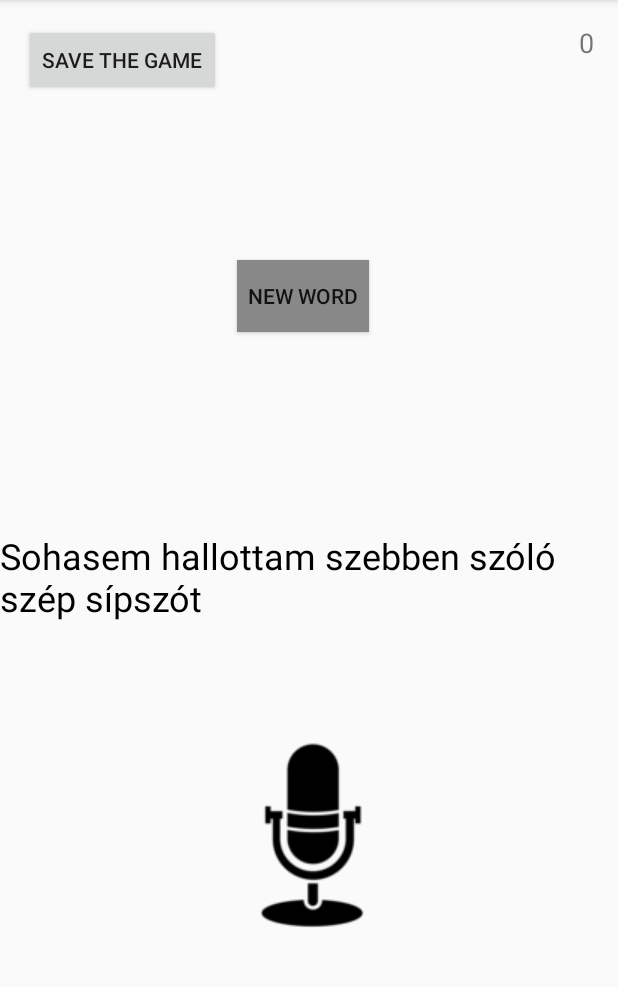
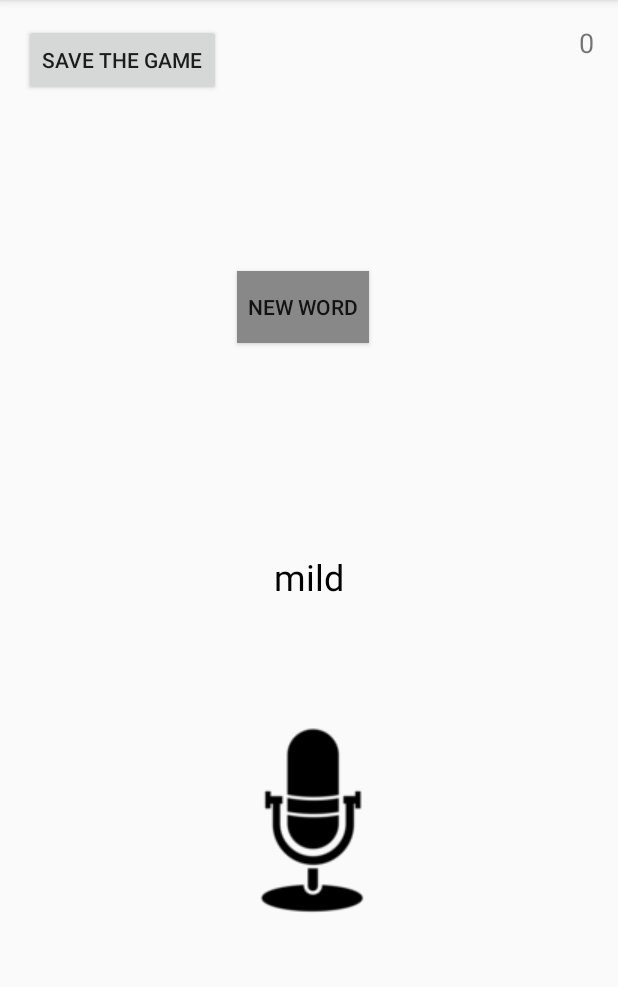
Before and after one commit to Beck-berry/Mobil-alkalmazasfejlesztes, an Android app: the SinglePlayerGame screen opened directly, with no data from a screen before it, on a phone screen of 412 x 824 dp, the part 84-1071 px from its top. Run offline under Robolectric (Android 15) with nearby library versions, the phone set to English and light mode, and no system bars.

Commit message:
nyelvvalasztas es stringek

```diff
--- a/app/src/main/java/hu/first/saytheword/SinglePlayerGame.java
+++ b/app/src/main/java/hu/first/saytheword/SinglePlayerGame.java
@@ -29,6 +29,7 @@ import java.util.Random;
  *  https://www.techjini.com/blog/android-speech-to-text-tutorial-part1/
  *  https://androidforums.com/threads/on-press-and-hold.421554/
  *  https://stackoverflow.com/questions/7973023/what-is-the-list-of-supported-languages-locales-on-android
+ *  https://www.truiton.com/2014/06/android-speech-recognition-without-dialog-custom-activity/
  */
 
 public class SinglePlayerGame extends AppCompatActivity implements RecognitionListener {
@@ -38,7 +39,6 @@ public class SinglePlayerGame extends AppCompatActivity implements RecognitionLi
     private ImageButton listenBtn;
     private String[] words;
     private ArrayList<CharSequence> usedWords = new ArrayList<>();
-    private static final int RESULT_SPEECH = 3000;
     private static final int REQUEST_RECORD_PERMISSION = 100;
     private SpeechRecognizer sr = null;
     private Intent intent = null;
@@ -104,22 +104,15 @@ public class SinglePlayerGame extends AppCompatActivity implements RecognitionLi
         intent.putExtra(RecognizerIntent.EXTRA_LANGUAGE_MODEL, RecognizerIntent.LANGUAGE_MODEL_FREE_FORM);
         intent.putExtra(RecognizerIntent.EXTRA_PROMPT, mSzo.getText());
         intent.putExtra(RecognizerIntent.EXTRA_MAX_RESULTS, 1);
+        ActivityCompat.requestPermissions(SinglePlayerGame.this,
+                new String[]{Manifest.permission.RECORD_AUDIO},
+                REQUEST_RECORD_PERMISSION);
 
         listenBtn.setOnTouchListener(new View.OnTouchListener() {
             public boolean onTouch(View v, MotionEvent event) {
                 if(event.getAction() == android.view.MotionEvent.ACTION_DOWN) {
                     listenBtn.setBackgroundColor(Color.GREEN);
 
-                    //sr.startListening(intent);
-                    ActivityCompat.requestPermissions(SinglePlayerGame.this,
-                        new String[]{Manifest.permission.RECORD_AUDIO},
-                        REQUEST_RECORD_PERMISSION);
-
-                    /*try {
-                        startActivityForResult(intent, RESULT_SPEECH);
-                    } catch (ActivityNotFoundException a) {
-                        Toast.makeText(getApplicationContext(),"HIBA",Toast.LENGTH_SHORT).show();
-                    }*/
                 } else if(event.getAction() == android.view.MotionEvent.ACTION_UP){
                     listenBtn.setBackgroundColor(Color.TRANSPARENT);
                     sr.stopListening();
@@ -128,33 +121,6 @@ public class SinglePlayerGame extends AppCompatActivity implements RecognitionLi
             }
         });
     }
-
-    /*
-     * A hangfelismeres eredmenyet osszeveti az elvart valasszal.
-     * @param requestCode
-     * @param resultCode
-     * @param data
-
-    @Override
-    protected void onActivityResult(int requestCode, int resultCode, Intent data) {
-        super.onActivityResult(requestCode, resultCode, data);
-
-        String mAnswer;
-
-        if (requestCode == RESULT_SPEECH) {
-            if (resultCode == RESULT_OK) {
-                List<String> results = data.getStringArrayListExtra(RecognizerIntent.EXTRA_RESULTS);
-                mAnswer = results.get(0);
-                if (mAnswer.toLowerCase().equals(mSzo.getText().toString().toLowerCase())){
-                    setPlayerWasRight();
-                    int tmp = Integer.parseInt(mPoints.getText().toString())+1;
-                    mPoints.setText(String.valueOf(tmp));
-                } else {
-                    setPlayerWasWrong();
-                }
-            }
-        }
-    }*/
 
     @Override
     public void onRequestPermissionsResult(int requestCode, @NonNull String[] permissions, @NonNull int[] grantResults) {
@@ -234,6 +200,10 @@ public class SinglePlayerGame extends AppCompatActivity implements RecognitionLi
     public void onError(int error) {
     }
 
+    /**
+     * A hangfelismeres eredmenyet osszeveti az elvart valasszal.
+     * @param results
+     */
     @Override
     public void onResults(Bundle results) {
         ArrayList<String> speech = results.getStringArrayList(SpeechRecognizer.RESULTS_RECOGNITION);
--- a/app/src/main/res/values/strings.xml
+++ b/app/src/main/res/values/strings.xml
@@ -15,26 +15,15 @@
     <string name="saveButton">Save the Game</string>
     <string name="sendButton">Send</string>
     <string name="noConnTitle">No Internet connection</string>
-    <string name="noConnDesc">You should connect to the Wi-Fi or to the </string>
+    <string name="noConnDesc">You should connect to the Network.</string>
     <string-array name="words">
-        <!-- https://www.szeretlekmagyarorszag.hu/30-magyar-nyelvtoro-amibe-mi-is-belegabalyodtunk/ -->
-        <item>kiskutyák</item>
-        <item>kész az app</item>
-        <item>működik e</item>
-        <item>teszt</item>
-        <item>haha</item>
-        <item>Száz sasszem meg száz sasszem</item>
-        <item>A paplak nappalijában pipál</item>
-        <item>A pap és a pék két képet kap</item>
-        <item>Jobb egy lúdnyak tíz tyúknyaknál</item>
-        <item>Lenin mauzóleumának millenniumi lelinóleumozása</item>
-        <item>Sohasem hallottam szebben szóló szép sípszót</item>
-        <item>Csendes csiga csinosítgat kicsi csodás háza táján</item>
-        <item>Jól járnak a molnárok mikor jó nyár jár rájok</item>
-        <item>Öt török öt görögöt dögönyöz</item>
-        <item>Az ibafai papnak fapipája van ezért az ibafai papi pipa papi fapipa</item>
-        <item>A kövér kuvik a vak kivi kova kövére kíváncsi</item>
-        <item>Fekete bikapata kopog a fekete pepita patika köveken</item>
+        <item>reach</item>
+        <item>tought</item>
+        <item>taught</item>
+        <item>mild</item>
+        <item>wild</item>
+        <item>appreciate</item>
+        <item>wow</item>
     </string-array>
     <string-array name="languages">
         <item name="default"> </item>
@@ -42,6 +31,15 @@
         <item name="en">English</item>
         <item name="de">Deutsch</item>
     </string-array>
-    <string name="detailsText" translatable="false">2018/19/2 Mobil alkalmazásfejlesztés kurzus projektfeladata.
-        Feladatkiírás: A SpeechRecognisation implementálása. A strings.xml-ben egy string tömb tárolása, melynek egy random eleme megjelenik a képernyőn. Alatta megjelenik egy gomb, melyet megnyomva a felhasználónak ki kell mondania a szöveget, ha ez sikeres volt, a felirat kizöldül, a START gomb pedig egy NEW-ra változik, amelyre nyomva egy új szó jelenik meg vörösen a képernyőn.</string>
+    <string name="detailsText" translatable="false">2018/19/2 Mobil alkalmazásfejlesztés kurzus projektfeladata.<br/><br />
+        Feladatkiírás:<br/>
+        A SpeechRecognisation implementálása. A strings.xml-ben egy string tömb tárolása, melynek egy random eleme megjelenik
+        a képernyőn. Alatta megjelenik egy gomb, melyet megnyomva a felhasználónak ki kell mondania a szöveget, ha ez sikeres
+        volt, a felirat kizöldül, a START gomb pedig egy NEW-ra változik, amelyre nyomva egy új szó jelenik meg vörösen a képernyőn.
+        <br /><br />
+        Megvalósítás:<br/>
+        A játékos módba lépve a mikrofon gomb nyomva tartása alatt lehet beszélni, az elengedéssel ellenőrzi a bemondott szöveg
+        helyességét. Ha sikerült kimondani a szót/szöveget, a továbblépés elérhetővé válik és újabb szó kérhető. Ha a játékos nem
+        tudja teljesíteni a feltételt, elmentheti az eredményét.
+    </string>
 </resources>
```
Also changed, not shown: app/src/main/java/hu/first/saytheword/MainActivity.java (+25 -17 lines), 2 other files.
